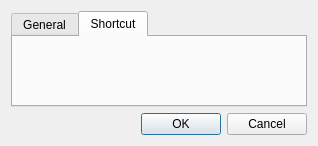
First picture: the form in widgets/configuredialog.ui, repository liuyanghejerry/painttyWidget, before the edit.
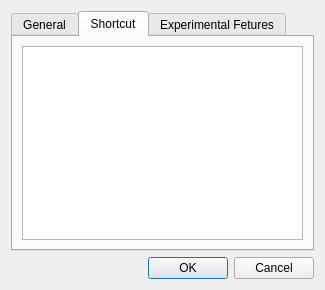
Second picture: the form after the edit. The open tabs and pages were chosen to show the change.

Commit message: Update configure dialog.

The edit to the form file:
```diff
--- a/widgets/configuredialog.ui
+++ b/widgets/configuredialog.ui
@@ -32,7 +32,7 @@
        <item row="1" column="0">
         <widget class="QLabel" name="connectLabel">
          <property name="text">
-          <string>&amp;Connect</string>
+          <string>&amp;Connection</string>
          </property>
          <property name="buddy">
           <cstring>ipv6CheckBox</cstring>
@@ -51,6 +51,20 @@
      <widget class="QWidget" name="shortcutTab">
       <attribute name="title">
        <string>Shortcut</string>
+      </attribute>
+      <layout class="QVBoxLayout" name="verticalLayout">
+       <item>
+        <widget class="QTreeView" name="shortcutView">
+         <property name="animated">
+          <bool>true</bool>
+         </property>
+        </widget>
+       </item>
+      </layout>
+     </widget>
+     <widget class="QWidget" name="experimentalTab">
+      <attribute name="title">
+       <string>Experimental Fetures</string>
       </attribute>
      </widget>
     </widget>
```
